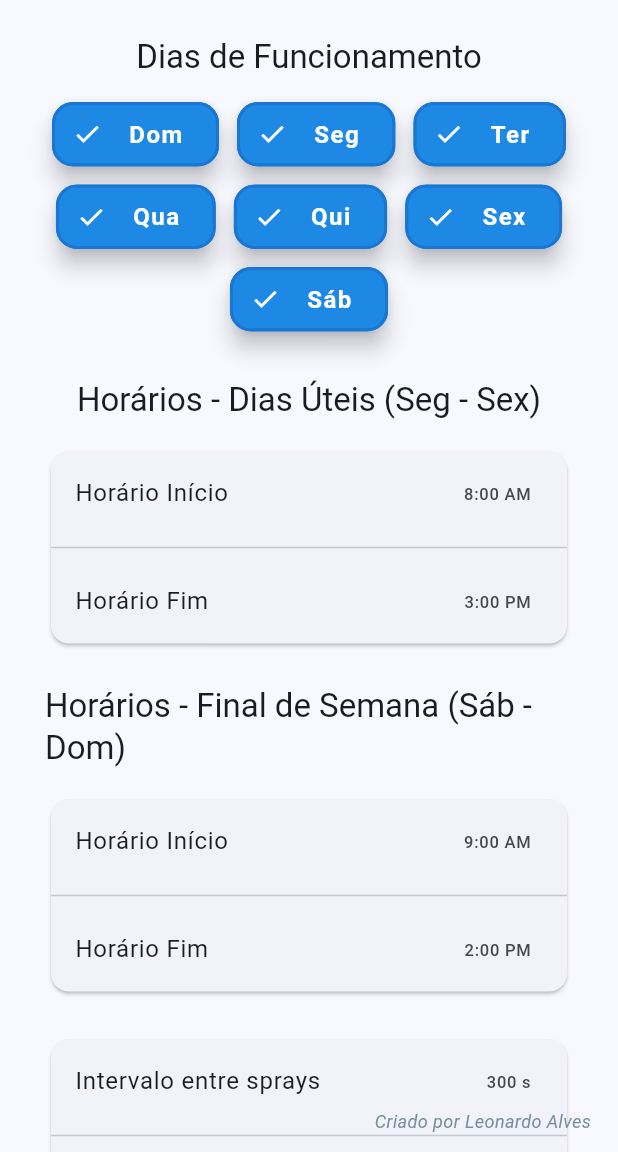
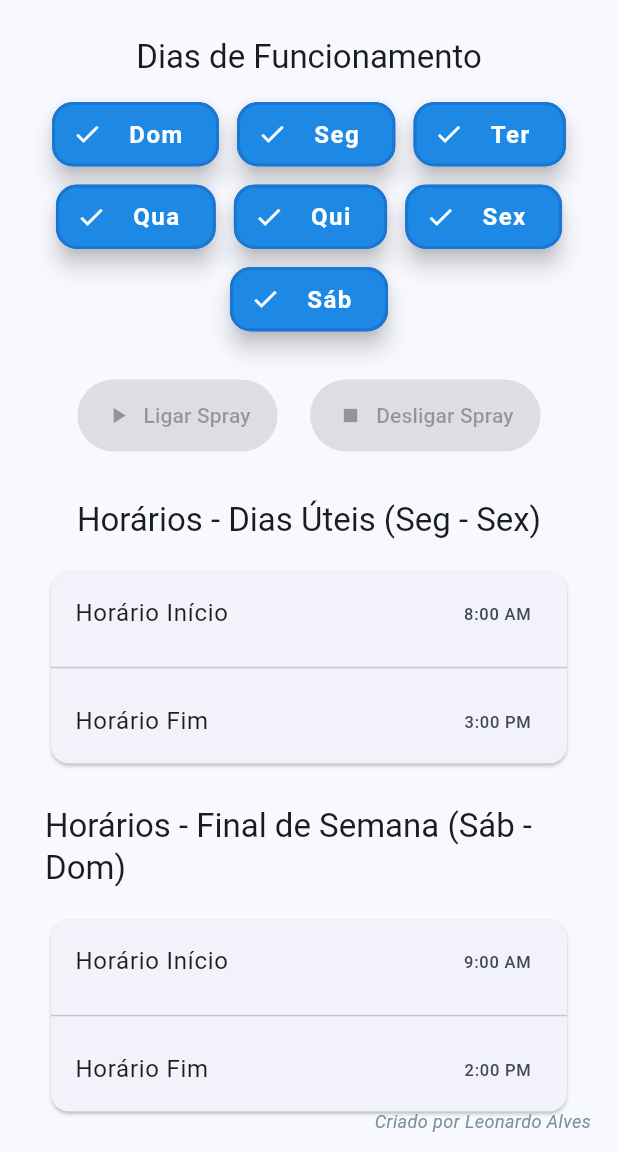
Before and after one commit to Leozinnh/aromatizador-finalizado, a Flutter app: the screen it shows after launch, on a phone screen of 412 x 824 dp, the part 84-1236 px from its top. Run offline on Flutter 3.47's test engine with Material 3 defaults, Android fonts, the phone set to English and light mode, and no system bars; our stand-ins replace flutter_blue_plus, location, permission_handler.

Commit message:
Implement spray status display and control buttons
Added spray status indicator and control buttons.

```diff
--- a/lib/main.dart
+++ b/lib/main.dart
@@ -37,6 +37,7 @@ class _HomePageState extends State<HomePage> {
   BluetoothCharacteristic? txCharacteristic;
   BluetoothCharacteristic? rxCharacteristic;
   bool isConnected = false;
+  String sprayStatus = '';
 
   // Configurações
   final serviceUUID = "4c656f6e-6172-646f-416c-766573000000";
@@ -363,6 +364,53 @@ class _HomePageState extends State<HomePage> {
                 child: Column(
                   crossAxisAlignment: CrossAxisAlignment.center,
                   children: [
+                    // Indicador de status do spray
+                    if (sprayStatus.isNotEmpty)
+                      Padding(
+                        padding: const EdgeInsets.only(bottom: 18.0),
+                        child: Container(
+                          width: double.infinity,
+                          decoration: BoxDecoration(
+                            color: sprayStatus == 'Spray LIGADO!'
+                                ? Colors.green.shade100
+                                : Colors.red.shade100,
+                            borderRadius: BorderRadius.circular(12),
+                            border: Border.all(
+                              color: sprayStatus == 'Spray LIGADO!'
+                                  ? Colors.green.shade400
+                                  : Colors.red.shade400,
+                              width: 2,
+                            ),
+                          ),
+                          padding: const EdgeInsets.symmetric(vertical: 14, horizontal: 8),
+                          child: Row(
+                            mainAxisAlignment: MainAxisAlignment.center,
+                            children: [
+                              Icon(
+                                sprayStatus == 'Spray LIGADO!'
+                                    ? Icons.play_arrow
+                                    : Icons.stop,
+                                color: sprayStatus == 'Spray LIGADO!'
+                                    ? Colors.green.shade700
+                                    : Colors.red.shade700,
+                                size: 28,
+                              ),
+                              const SizedBox(width: 10),
+                              Text(
+                                sprayStatus,
+                                style: TextStyle(
+                                  color: sprayStatus == 'Spray LIGADO!'
+                                      ? Colors.green.shade700
+                                      : Colors.red.shade700,
+                                  fontWeight: FontWeight.bold,
+                                  fontSize: 18,
+                                  letterSpacing: 1.1,
+                                ),
+                              ),
+                            ],
+                          ),
+                        ),
+                      ),
                     Text(
                       'Dias de Funcionamento',
                       style: Theme.of(context).textTheme.titleLarge,
@@ -423,6 +471,57 @@ class _HomePageState extends State<HomePage> {
                               MaterialTapTargetSize.shrinkWrap,
                         );
                       }),
+                    ),
+                    const SizedBox(height: 32),
+                    // Botões de ligar/desligar spray
+                    Row(
+                      mainAxisAlignment: MainAxisAlignment.spaceEvenly,
+                      children: [
+                        ElevatedButton.icon(
+                          onPressed: isConnected
+                              ? () async {
+                                  if (rxCharacteristic != null) {
+                                    await rxCharacteristic!.write(
+                                      utf8.encode('GET /1H'),
+                                      withoutResponse: false,
+                                    );
+                                    setState(() {
+                                      sprayStatus = 'Spray LIGADO!';
+                                    });
+                                  }
+                                }
+                              : null,
+                          icon: Icon(Icons.play_arrow),
+                          label: Text('Ligar Spray'),
+                          style: ElevatedButton.styleFrom(
+                            backgroundColor: Colors.green,
+                            foregroundColor: Colors.white,
+                            padding: const EdgeInsets.symmetric(vertical: 14, horizontal: 18),
+                          ),
+                        ),
+                        ElevatedButton.icon(
+                          onPressed: isConnected
+                              ? () async {
+                                  if (rxCharacteristic != null) {
+                                    await rxCharacteristic!.write(
+                                      utf8.encode('GET /1L'),
+                                      withoutResponse: false,
+                                    );
+                                    setState(() {
+                                      sprayStatus = 'Spray DESLIGADO!';
+                                    });
+                                  }
+                                }
+                              : null,
+                          icon: Icon(Icons.stop),
+                          label: Text('Desligar Spray'),
+                          style: ElevatedButton.styleFrom(
+                            backgroundColor: Colors.red,
+                            foregroundColor: Colors.white,
+                            padding: const EdgeInsets.symmetric(vertical: 14, horizontal: 18),
+                          ),
+                        ),
+                      ],
                     ),
                     const SizedBox(height: 32),
                     Text(
```
